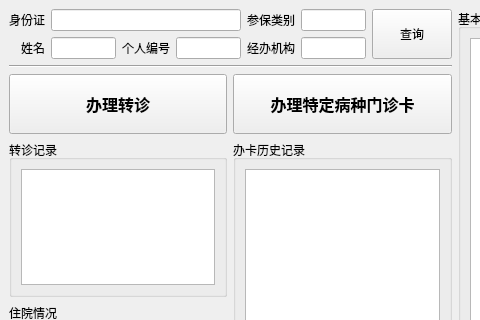
The window that y_sbwljhyw.ui (mxdmly/GlassMars) describes before a commit, drawn with Qt 5; both pictures show x 0 to 480 and y 0 to 320 of the 747 by 470 pixel window.
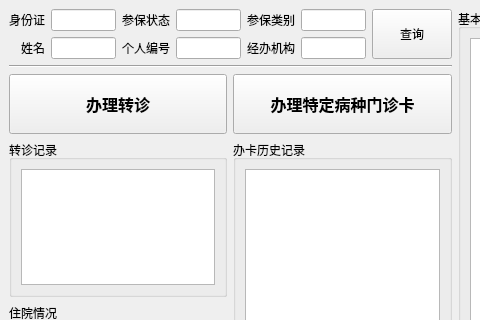
The same window after the commit.

```diff
--- a/y_sbwljhyw.ui
+++ b/y_sbwljhyw.ui
@@ -50,13 +50,6 @@
             <item row="1" column="1">
              <widget class="QLineEdit" name="lineEdit_2"/>
             </item>
-            <item row="0" column="1" colspan="3">
-             <widget class="QLineEdit" name="lineEdit">
-              <property name="clearButtonEnabled">
-               <bool>true</bool>
-              </property>
-             </widget>
-            </item>
             <item row="0" column="0">
              <widget class="QLabel" name="label">
               <property name="text">
@@ -87,6 +80,23 @@
               </property>
              </widget>
             </item>
+            <item row="0" column="1">
+             <widget class="QLineEdit" name="lineEdit">
+              <property name="clearButtonEnabled">
+               <bool>true</bool>
+              </property>
+             </widget>
+            </item>
+            <item row="0" column="2">
+             <widget class="QLabel" name="label_3">
+              <property name="text">
+               <string>参保状态</string>
+              </property>
+             </widget>
+            </item>
+            <item row="0" column="3">
+             <widget class="QLineEdit" name="lineEdit_6"/>
+            </item>
            </layout>
           </item>
           <item>
```
Left out of the diff: 3 changed lines with no effect on the pictures.
